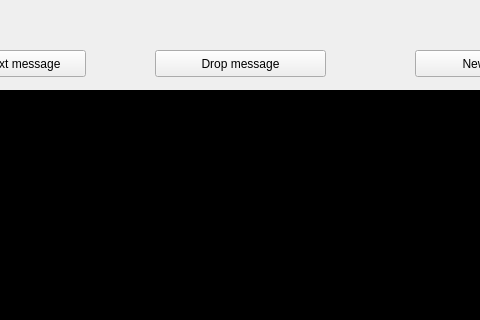
Above: HoneyPipe/netsoul.ui from anat/HoneyPipe before the change; both pictures show x 145 to 625 and y 0 to 320 of the 800 by 600 pixel window. Below: the same form after it.
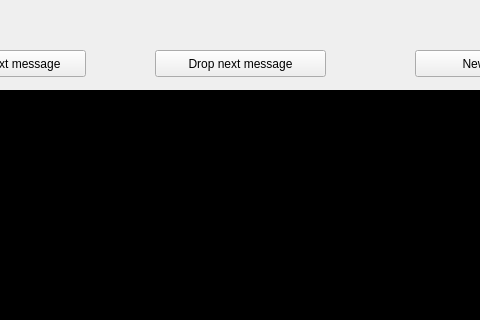
That is the form after the change.

Patch:
```diff
--- a/HoneyPipe/netsoul.ui
+++ b/HoneyPipe/netsoul.ui
@@ -67,7 +67,7 @@
      </rect>
     </property>
     <property name="text">
-     <string>Drop message</string>
+     <string>Drop next message</string>
     </property>
    </widget>
    <widget class="QPushButton" name="newMessage">
```
